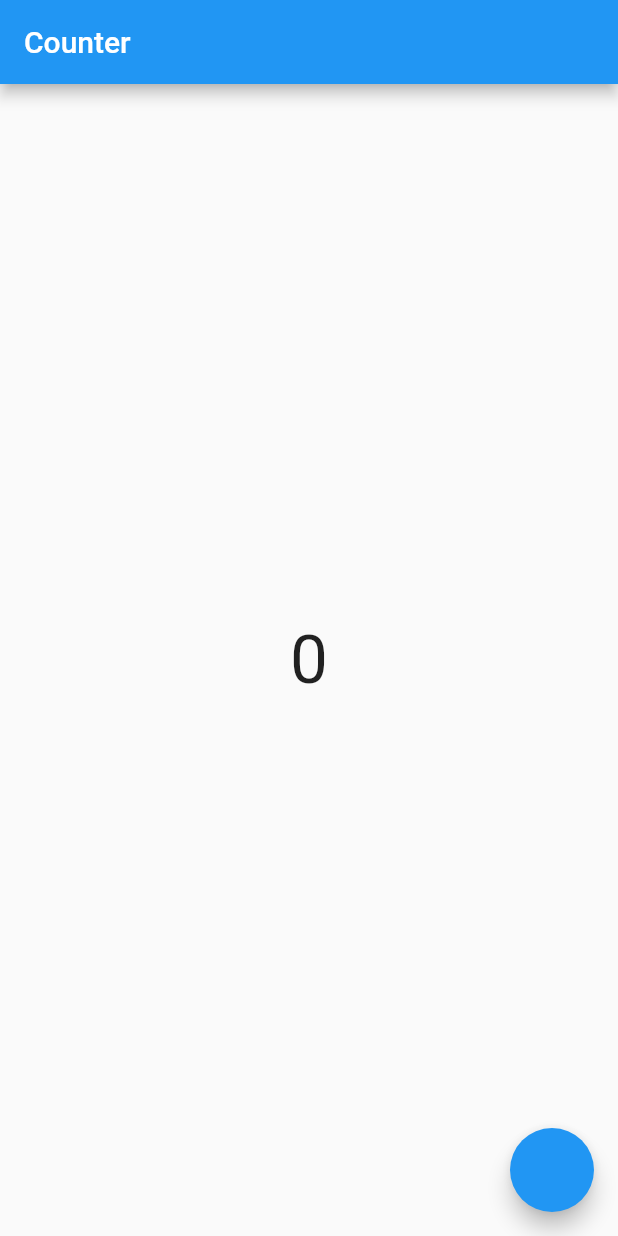
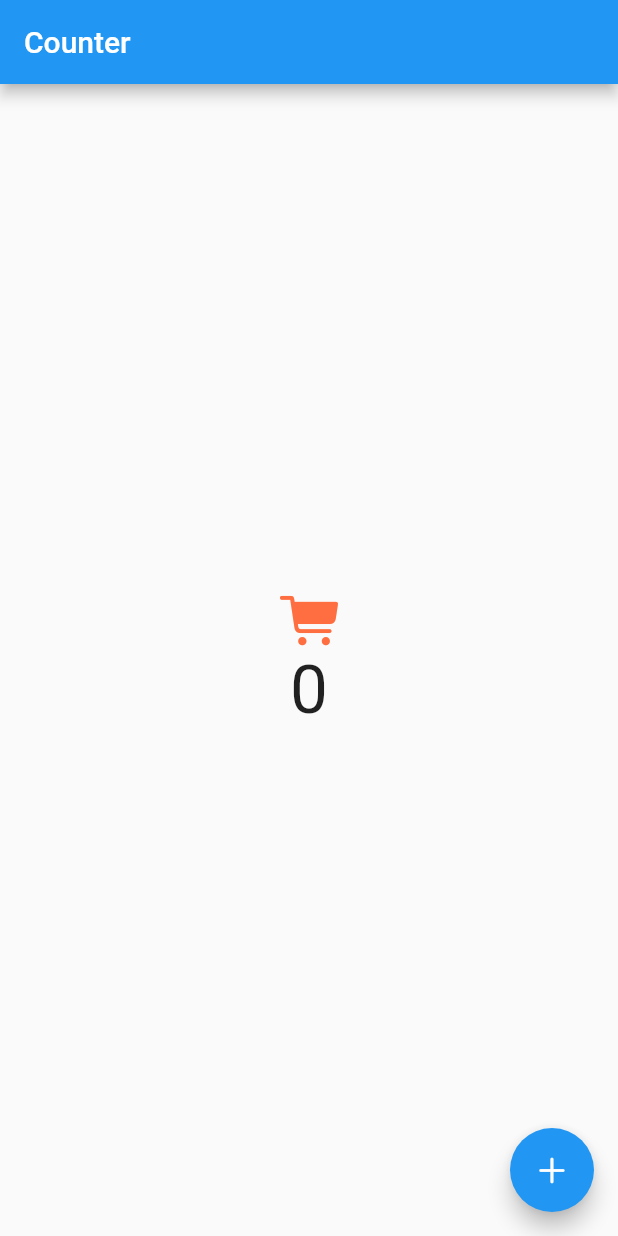
Before and after one commit to PrabeshPP/flutter_bloc, a Flutter app: the screen it shows after launch, on a phone screen of 412 x 824 dp. Run offline on Flutter 3.47's test engine with Material 2 defaults, Android fonts, the phone set to English and light mode, and no system bars; our stand-ins replace bloc, flutter_bloc, velocity_x.

```diff
--- a/Assets/bloc.json
+++ b/Assets/bloc.json
@@ -2,10 +2,12 @@
     "item":[
         {
             "name":"Samsung",
+            "img":"https://images.samsung.com/is/image/samsung/assets/my/smartphones/galaxy-note20/buy/001-note20series-productimage-mo-720.jpg",
             "price":"999"
         },
         {
             "name":"Iphone",
+            "img":"https://store.storeimages.cdn-apple.com/4668/as-images.apple.com/is/iphone-12-family-select-2021?wid=940&hei=1112&fmt=jpeg&qlt=80&.v=1617135051000",
             "price":"1200"
         }
     ]
--- a/lib/counterCubit.dart
+++ b/lib/counterCubit.dart
@@ -1,10 +1,11 @@
-
-
 import 'package:bloc/bloc.dart';
 
 class CounterCubit extends Cubit<int> {
   CounterCubit() : super(0);
   void increment() => emit(state + 1);
   void decrement() => emit(state - 1);
+}
 
+class CartTotal extends Cubit<int> {
+  CartTotal() : super(0);
 }
--- a/lib/counterview.dart
+++ b/lib/counterview.dart
@@ -1,5 +1,7 @@
+import 'package:flutter/cupertino.dart';
 import 'package:flutter/material.dart';
 import 'package:flutter_bloc/flutter_bloc.dart';
+import 'package:flutter_bloc1/cart.dart';
 import 'package:flutter_bloc1/counterCubit.dart';
 
 class CounterView extends StatelessWidget {
@@ -12,14 +14,30 @@ class CounterView extends StatelessWidget {
         title: Text("Counter"),
       ),
       body: Center(
-        child: BlocBuilder<CounterCubit, int>(builder: (context, state) {
-          return Text(
-            "$state",
-            style: TextStyle(fontSize: 45),
-          );
-        }),
+        child: Column(
+          mainAxisAlignment: MainAxisAlignment.center,
+          children: [
+            InkWell(
+              onTap: () {
+                Navigator.push(context,
+                    MaterialPageRoute(builder: (context) => CartPage()));
+              },
+              child: Icon(
+                CupertinoIcons.cart_fill,
+                color: Colors.deepOrangeAccent,
+                size: 40,
+              ),
+            ),
+            BlocBuilder<CounterCubit, int>(builder: (context, state) {
+              return Text(
+                "$state",
+                style: TextStyle(fontSize: 45),
+              );
+            }),
+          ],
+        ),
       ),
-      floatingActionButton: FloatingActionButton(
+      floatingActionButton: FloatingActionButton(child: Icon(CupertinoIcons.add),
         onPressed: () {
           context.read<CounterCubit>().increment();
         },
--- a/pubspec.yaml
+++ b/pubspec.yaml
@@ -24,6 +24,7 @@ dependencies:
   flutter:
     sdk: flutter
   flutter_bloc: ^7.3.0
+  velocity_x: ^3.3.0
 
 
   # The following adds the Cupertino Icons font to your application.
```
Also changed, not shown: lib/cart.dart (+56 -9 lines), lib/cartmodel.dart (+12 -3 lines), pubspec.lock.
